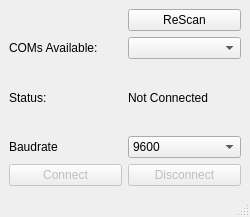
Before: the Qt Designer form Terminal.ui in notiel/OstrannaTerminal, drawn with Qt 5.
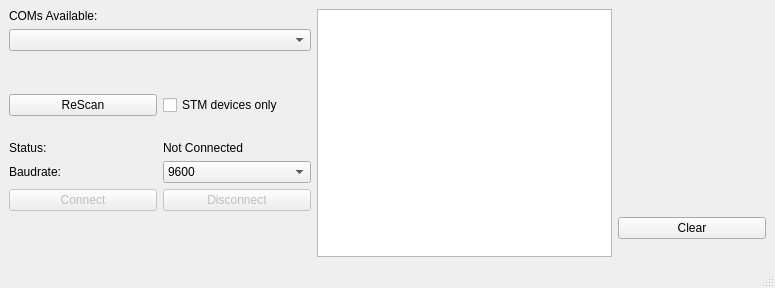
After: the same form once the commit is applied.

Commit message: ports scanned and opened

What changed in the file:
```diff
--- a/Terminal.ui
+++ b/Terminal.ui
@@ -6,8 +6,8 @@
    <rect>
     <x>0</x>
     <y>0</y>
-    <width>250</width>
-    <height>217</height>
+    <width>775</width>
+    <height>288</height>
    </rect>
   </property>
   <property name="windowTitle">
@@ -15,16 +15,13 @@
   </property>
   <widget class="QWidget" name="centralwidget">
    <layout class="QGridLayout" name="gridLayout">
-    <item row="0" column="1">
-     <widget class="QPushButton" name="pushButton">
+    <item row="6" column="1">
+     <widget class="QLabel" name="LblStatusInfo">
       <property name="text">
-       <string>ReScan</string>
+       <string>Not Connected</string>
       </property>
      </widget>
     </item>
-    <item row="4" column="1">
-     <widget class="QComboBox" name="comboBox"/>
-    </item>
     <item row="8" column="1">
      <widget class="QPushButton" name="pushButton_3">
       <property name="enabled">
@@ -35,8 +32,46 @@
       </property>
      </widget>
     </item>
-    <item row="6" column="1">
-     <widget class="QComboBox" name="comboBox_2">
+    <item row="0" column="0">
+     <widget class="QLabel" name="LblAvailable">
+      <property name="text">
+       <string>COMs Available:</string>
+      </property>
+     </widget>
+    </item>
+    <item row="9" column="5">
+     <widget class="QPushButton" name="BtnClear">
+      <property name="text">
+       <string>Clear</string>
+      </property>
+     </widget>
+    </item>
+    <item row="4" column="0">
+     <widget class="QPushButton" name="BtnReScan">
+      <property name="text">
+       <string>ReScan</string>
+      </property>
+     </widget>
+    </item>
+    <item row="1" column="0" colspan="2">
+     <widget class="QComboBox" name="CBPorts">
+      <property name="minimumSize">
+       <size>
+        <width>300</width>
+        <height>0</height>
+       </size>
+      </property>
+     </widget>
+    </item>
+    <item row="4" column="1">
+     <widget class="QCheckBox" name="CBSTM">
+      <property name="text">
+       <string>STM devices only</string>
+      </property>
+     </widget>
+    </item>
+    <item row="7" column="1">
+     <widget class="QComboBox" name="CBBaudrate">
       <item>
        <property name="text">
         <string>9600</string>
@@ -52,34 +87,11 @@
         <string>256000</string>
        </property>
       </item>
-     </widget>
-    </item>
-    <item row="4" column="0">
-     <widget class="QLabel" name="label">
-      <property name="text">
-       <string>COMs Available:</string>
-      </property>
-     </widget>
-    </item>
-    <item row="5" column="0">
-     <widget class="QLabel" name="label_2">
-      <property name="text">
-       <string>Status:</string>
-      </property>
-     </widget>
-    </item>
-    <item row="5" column="1">
-     <widget class="QLabel" name="label_3">
-      <property name="text">
-       <string>Not Connected</string>
-      </property>
-     </widget>
-    </item>
-    <item row="6" column="0">
-     <widget class="QLabel" name="label_4">
-      <property name="text">
-       <string>Baudrate</string>
-      </property>
+      <item>
+       <property name="text">
+        <string>Custom</string>
+       </property>
+      </item>
      </widget>
     </item>
     <item row="8" column="0">
@@ -92,6 +104,23 @@
       </property>
      </widget>
     </item>
+    <item row="6" column="0">
+     <widget class="QLabel" name="LblStatus">
+      <property name="text">
+       <string>Status:</string>
+      </property>
+     </widget>
+    </item>
+    <item row="0" column="3" rowspan="11" colspan="2">
+     <widget class="QTextBrowser" name="TxtBuffer"/>
+    </item>
+    <item row="7" column="0">
+     <widget class="QLabel" name="LblBaudrate">
+      <property name="text">
+       <string>Baudrate:</string>
+      </property>
+     </widget>
+    </item>
    </layout>
   </widget>
   <widget class="QMenuBar" name="menubar">
```
Left out of the diff: 8 changed lines with no effect on the pictures. The commit also changes 4 other files.
